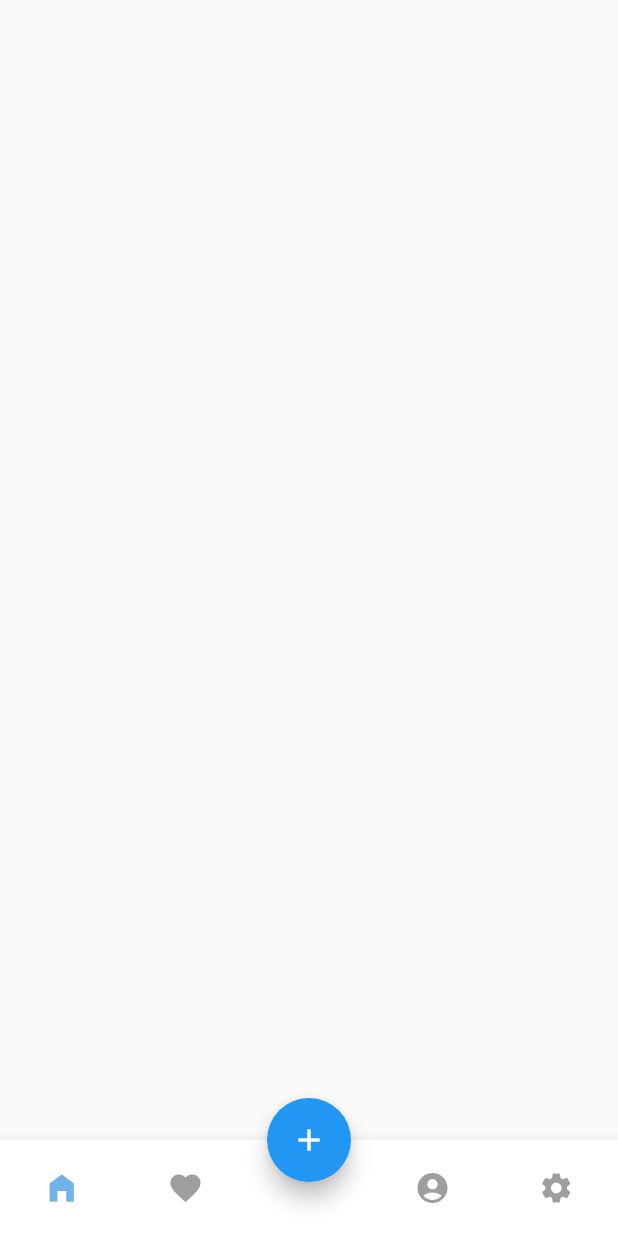
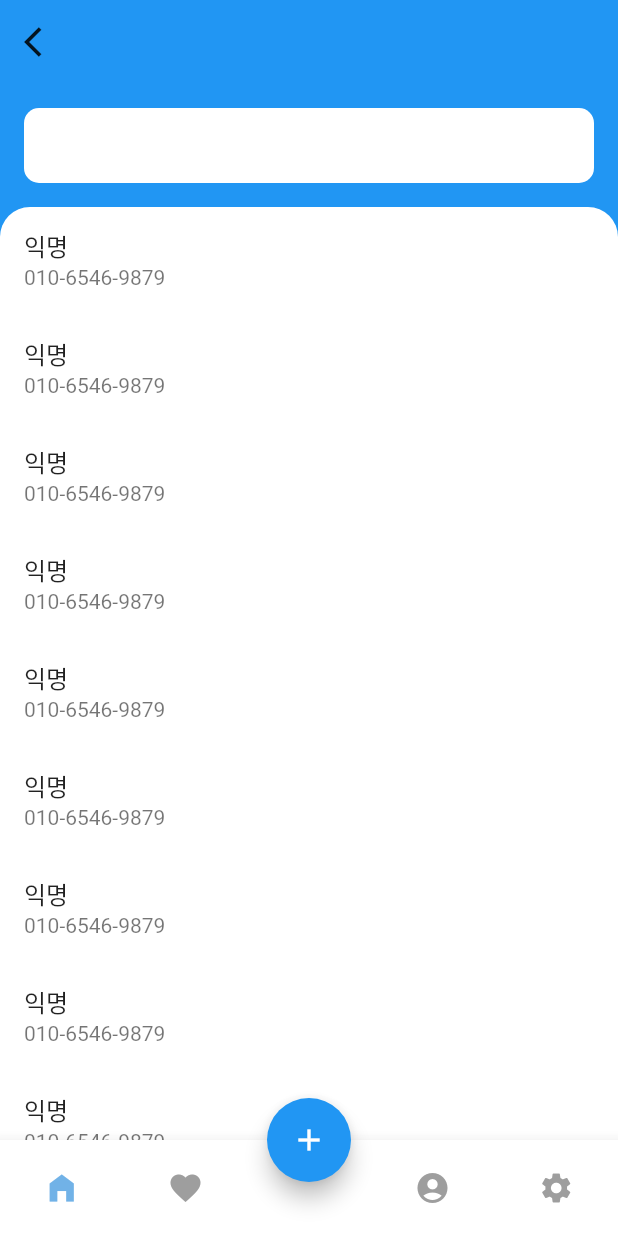
Before and after one commit to WantOscar/simple_social_app, a Flutter app: the screen it shows after launch, on a phone screen of 412 x 824 dp. Run offline on Flutter 3.47's test engine with Material 3 defaults, Android fonts, the phone set to English and light mode, and no system bars.

Commit message:
탐색 창과 친구 목록 리스트 제작 완료

```diff
--- a/lib/app.dart
+++ b/lib/app.dart
@@ -1,5 +1,4 @@
 import 'package:flutter/material.dart';
-import 'package:flutter/widgets.dart';
 import 'package:simple_social_app/src/pages/friends_list_page.dart';
 
 class App extends StatefulWidget {
--- a/lib/src/pages/friends_list_page.dart
+++ b/lib/src/pages/friends_list_page.dart
@@ -5,6 +5,54 @@ class FriendsListPage extends StatelessWidget {
 
   @override
   Widget build(BuildContext context) {
-    return Scaffold();
+    return Scaffold(
+      backgroundColor: Colors.blue,
+      appBar: AppBar(
+        leading: const Icon(Icons.arrow_back_ios, color: Colors.black87),
+        elevation: 0.0,
+      ),
+      body: Column(
+        children: [
+          _searchBar(),
+          _friendsList(),
+        ],
+      ),
+    );
   }
+
+  Widget _searchBar() {
+    return Padding(
+      padding: const EdgeInsets.all(16.0),
+      child: Center(
+        child: Container(
+          height: 50,
+          width: double.infinity,
+          decoration: BoxDecoration(
+              borderRadius: BorderRadius.circular(10), color: Colors.white),
+        ),
+      ),
+    );
+  }
+
+  Widget _friendsList() => Expanded(
+        child: Center(
+          child: Container(
+            width: double.infinity,
+            decoration: const BoxDecoration(
+              borderRadius: BorderRadius.only(
+                topLeft: Radius.circular(20),
+                topRight: Radius.circular(20),
+              ),
+              color: Colors.white,
+            ),
+            child: ListView.builder(
+              itemCount: 30,
+              itemBuilder: (context, index) => const ListTile(
+                title: Text('익명'),
+                subtitle: Text('010-6546-9879'),
+              ),
+            ),
+          ),
+        ),
+      );
 }
```
